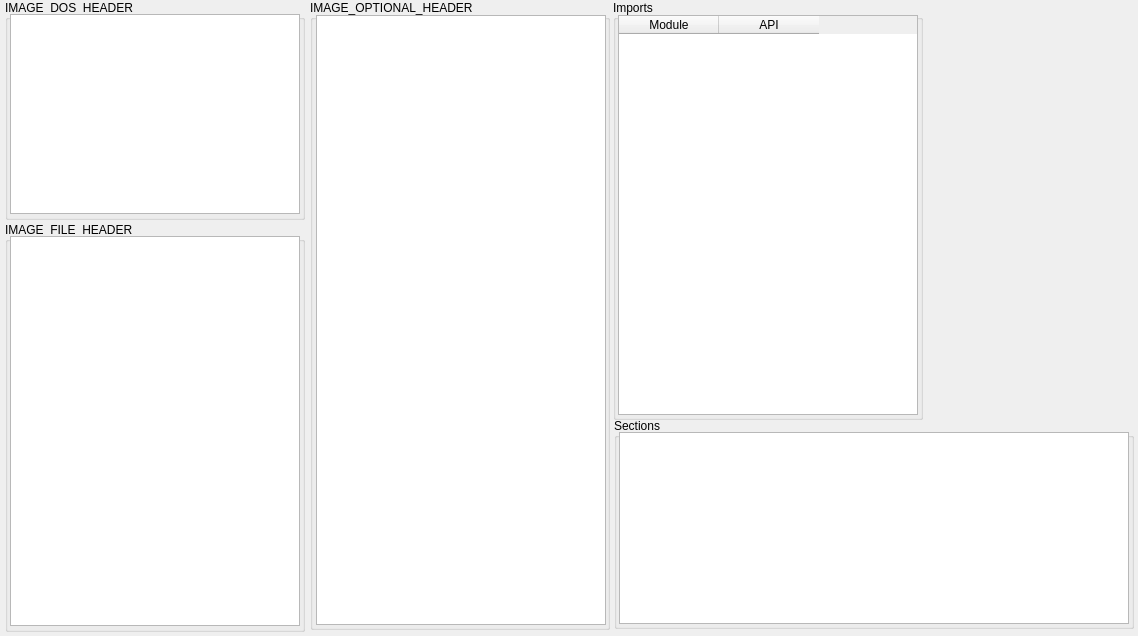
This is qtNanomite/qtDLGPEEditor.ui in zer0fl4g/Nanomite as Qt 5 draws it before an edit. The edited form follows.
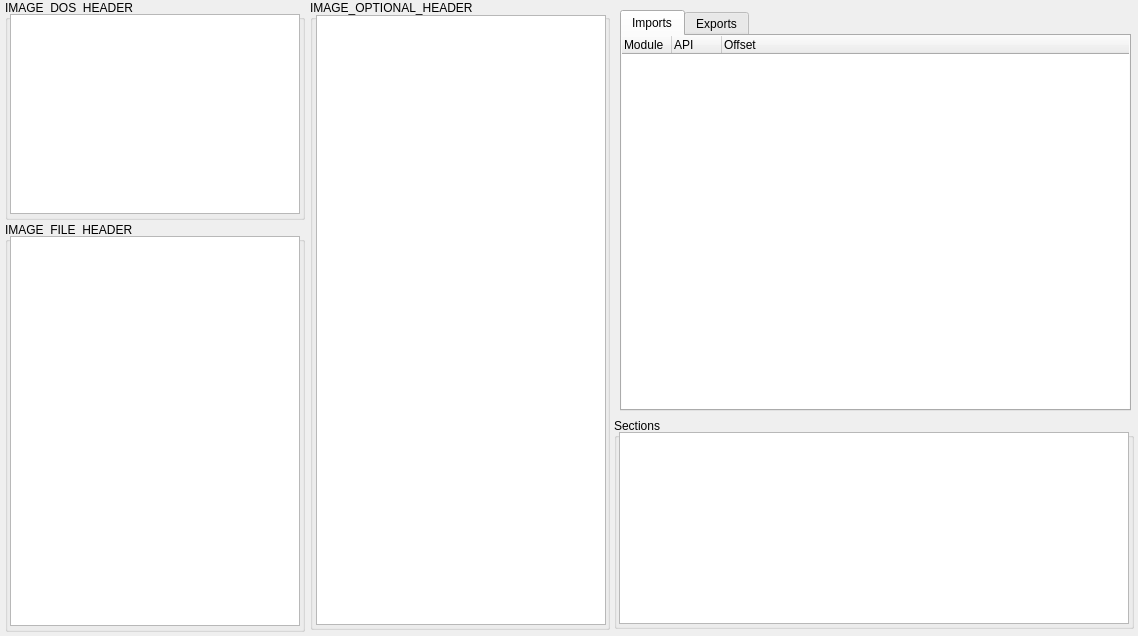
This is the edited form. The open tabs and pages were chosen to show the change. Icons and pictures are not drawn.

Commit message: - added warnings on API import fails - tested some faster heap enums (32bit only currently...) - little update on PEEditor - adapted PE classes to fit new needs - little cleaning in clsDebuggerBreakpoints - added "Set R/EIP" to context menu - fixed bug in Callbacks

```diff
--- a/qtNanomite/qtDLGPEEditor.ui
+++ b/qtNanomite/qtDLGPEEditor.ui
@@ -50,6 +50,9 @@
     <attribute name="verticalHeaderHighlightSections">
      <bool>false</bool>
     </attribute>
+    <attribute name="verticalHeaderMinimumSectionSize">
+     <number>14</number>
+    </attribute>
     <column>
      <property name="text">
       <string>Name</string>
@@ -202,42 +205,70 @@
     </attribute>
    </widget>
   </widget>
-  <widget class="QGroupBox" name="groupBox_5">
+  <widget class="QTabWidget" name="tab_3">
    <property name="geometry">
     <rect>
-     <x>613</x>
-     <y>0</y>
-     <width>310</width>
-     <height>420</height>
+     <x>620</x>
+     <y>10</y>
+     <width>511</width>
+     <height>401</height>
     </rect>
    </property>
-   <property name="title">
+   <property name="currentIndex">
+    <number>1</number>
+   </property>
+   <widget class="QWidget" name="tab">
+    <attribute name="title">
     <string>Imports</string>
-   </property>
-   <widget class="QTableWidget" name="tblImports">
+    </attribute>
+    <widget class="QTreeWidget" name="treeImport">
     <property name="geometry">
      <rect>
-      <x>5</x>
-      <y>15</y>
-      <width>300</width>
-      <height>400</height>
-     </rect>
-    </property>
-    <attribute name="horizontalHeaderVisible">
-     <bool>true</bool>
-    </attribute>
-    <attribute name="horizontalHeaderHighlightSections">
-     <bool>false</bool>
+       <x>-1</x>
+       <y>-1</y>
+       <width>511</width>
+       <height>381</height>
+      </rect>
+     </property>
+     <property name="editTriggers">
+      <set>QAbstractItemView::NoEditTriggers</set>
+     </property>
+     <attribute name="headerDefaultSectionSize">
+      <number>50</number>
+     </attribute>
+     <column>
+      <property name="text">
+       <string>Module</string>
+      </property>
+     </column>
+     <column>
+      <property name="text">
+       <string>API</string>
+      </property>
+     </column>
+     <column>
+      <property name="text">
+       <string>Offset</string>
+      </property>
+     </column>
+    </widget>
+   </widget>
+   <widget class="QWidget" name="tab_2">
+    <attribute name="title">
+     <string>Exports</string>
     </attribute>
-    <attribute name="verticalHeaderVisible">
-     <bool>false</bool>
-    </attribute>
-    <attribute name="verticalHeaderHighlightSections">
-     <bool>false</bool>
-    </attribute>
-    <attribute name="verticalHeaderMinimumSectionSize">
-     <number>14</number>
-    </attribute>
+    <widget class="QTreeWidget" name="treeExports">
+     <property name="geometry">
+      <rect>
+       <x>-1</x>
+       <y>-1</y>
+       <width>511</width>
+       <height>381</height>
+      </rect>
+     </property>
+     <attribute name="headerDefaultSectionSize">
+      <number>100</number>
+     </attribute>
     <column>
      <property name="text">
       <string>Module</string>
@@ -248,6 +279,12 @@
       <string>API</string>
      </property>
     </column>
+     <column>
+      <property name="text">
+       <string>Offset</string>
+      </property>
+     </column>
+    </widget>
    </widget>
   </widget>
  </widget>
```
Lines whose indentation alone changed are shown as unchanged. The commit also changes 23 other files.
